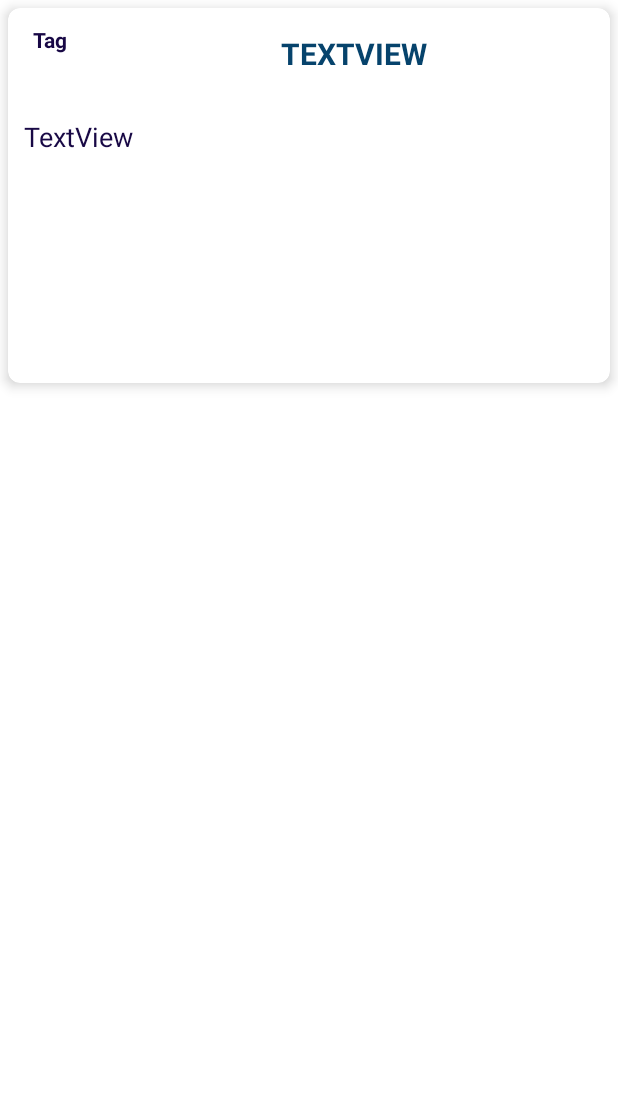
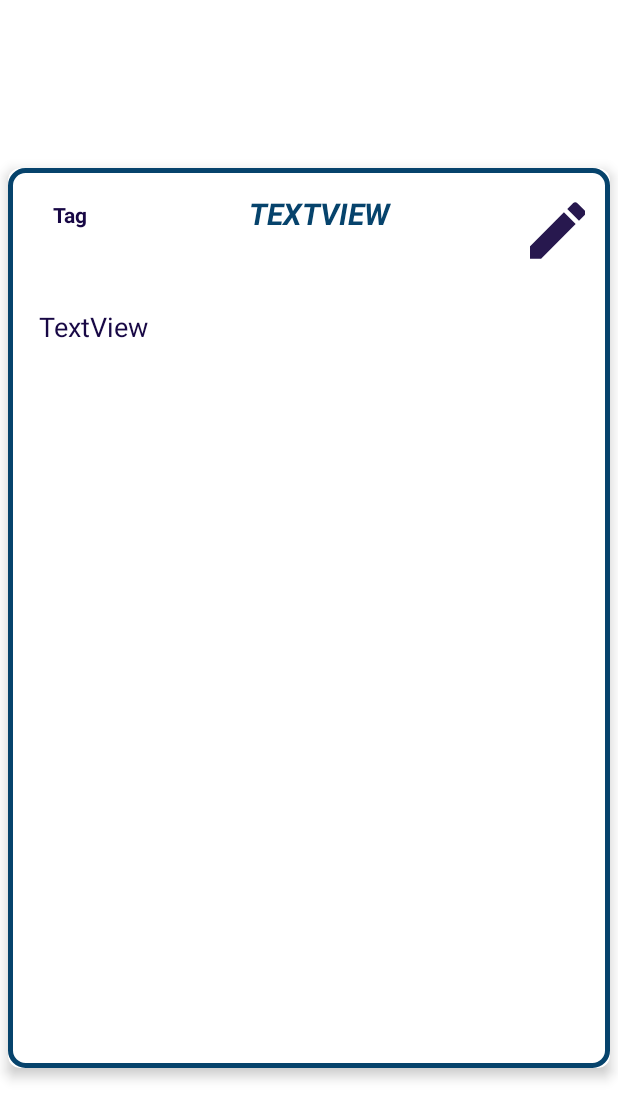
Before and after one commit to SudarshanDevkota/PeakProductive, an Android app: the layout card_view_model.xml on its own in the app's theme, with its tools: preview values and no code run, on a phone screen of 412 x 824 dp. Shown: the top 1119 px of the screen. Run offline under Robolectric (Android 15) with nearby library versions, the phone set to English and light mode, and no system bars; Roboto replaces fonts that are not available here.

Commit message:
card_view_model changed

```diff
--- a/app/src/main/java/com/example/peakproductive/fragments/CardFragment.java
+++ b/app/src/main/java/com/example/peakproductive/fragments/CardFragment.java
@@ -30,7 +30,7 @@ public class CardFragment extends Fragment {
 
     private RecyclerView recyclerView_card;
     private CardModelAdaptor adapter;
-    private FloatingActionButton addbtn;
+    private FloatingActionButton addBtn;
 
 
 
@@ -39,8 +39,8 @@ public class CardFragment extends Fragment {
     public View onCreateView(LayoutInflater inflater, ViewGroup container,
                              Bundle savedInstanceState) {
         View view = inflater.inflate(R.layout.fragment_card, container, false);
-        addbtn = view.findViewById(R.id.btn_addCard);
-        addbtn.setOnClickListener(addCard);
+        addBtn = view.findViewById(R.id.btn_addCard);
+        addBtn.setOnClickListener(addCard);
         recyclerView_card = view.findViewById(R.id.card_list);
         recyclerView_card.setLayoutManager(new LinearLayoutManager(getActivity()));
 
@@ -57,6 +57,7 @@ public class CardFragment extends Fragment {
     };
 
 
+
     //    private ArrayList<CardModel> generateSimpleList() {
 //        cardList = new ArrayList<>();
 //
--- a/app/src/main/java/com/example/peakproductive/models/CardModel.java
+++ b/app/src/main/java/com/example/peakproductive/models/CardModel.java
@@ -4,8 +4,10 @@ import androidx.room.ColumnInfo;
 import androidx.room.Entity;
 import androidx.room.PrimaryKey;
 
+import java.io.Serializable;
+
 @Entity(tableName="card_table")
-public class CardModel {
+public class CardModel implements Serializable {
     @ColumnInfo(name = "id")
     @PrimaryKey(autoGenerate = true)
     private int id;
--- a/app/src/main/res/layout/card_view_model.xml
+++ b/app/src/main/res/layout/card_view_model.xml
@@ -2,13 +2,15 @@
 <androidx.cardview.widget.CardView xmlns:android="http://schemas.android.com/apk/res/android"
     xmlns:app="http://schemas.android.com/apk/res-auto"
     android:layout_width="match_parent"
-    android:layout_height="250dp"
+    android:layout_height="600dp"
     android:layout_margin="5dp"
     app:cardCornerRadius="8dp"
-    app:cardElevation="5dp">
+    app:cardElevation="5dp"
+    android:layout_gravity="center">
 
     <LinearLayout
         android:layout_width="match_parent"
+        android:background="@drawable/priority_drawable"
         android:layout_height="match_parent"
         android:orientation="vertical"
         android:padding="5dp">
@@ -17,7 +19,9 @@
             android:layout_width="match_parent"
             android:layout_height="wrap_content"
             android:layout_margin="6dp"
-            android:orientation="horizontal">
+            android:orientation="horizontal"
+
+            >
 
             <TextView
                 android:id="@+id/card_tag"
@@ -28,12 +32,13 @@
                 android:maxWidth="80dp"
                 android:text="Tag"
                 android:textColor="?android:textColorPrimary"
-                android:textStyle="bold" />
+                android:textStyle="bold"
+                android:gravity="center"/>
 
             <TextView
                 android:id="@+id/card_title"
-                android:layout_width="match_parent"
-                android:layout_height="wrap_content"
+                android:layout_width="260dp"
+                android:layout_height="match_parent"
                 android:layout_margin="5dp"
                 android:text="TextView"
 
@@ -41,7 +46,14 @@
                 android:textAllCaps="true"
                 android:textColor="?attr/colorPrimary"
                 android:textSize="20sp"
-                android:textStyle="bold" />
+                android:textStyle="bold|italic" />
+
+            <ImageButton
+                android:layout_width="match_parent"
+                android:layout_height="50dp"
+                android:src="@drawable/ic_edit"
+                android:backgroundTint="@color/transparent"
+                android:layout_margin="5dp"/>
 
         </LinearLayout>
 
@@ -52,6 +64,7 @@
             android:layout_margin="5dp"
             android:layout_weight="1"
             android:text="TextView"
+            android:padding="10dp"
             android:textColor="?android:textColorPrimary"
             android:textSize="18sp" />
 
```
